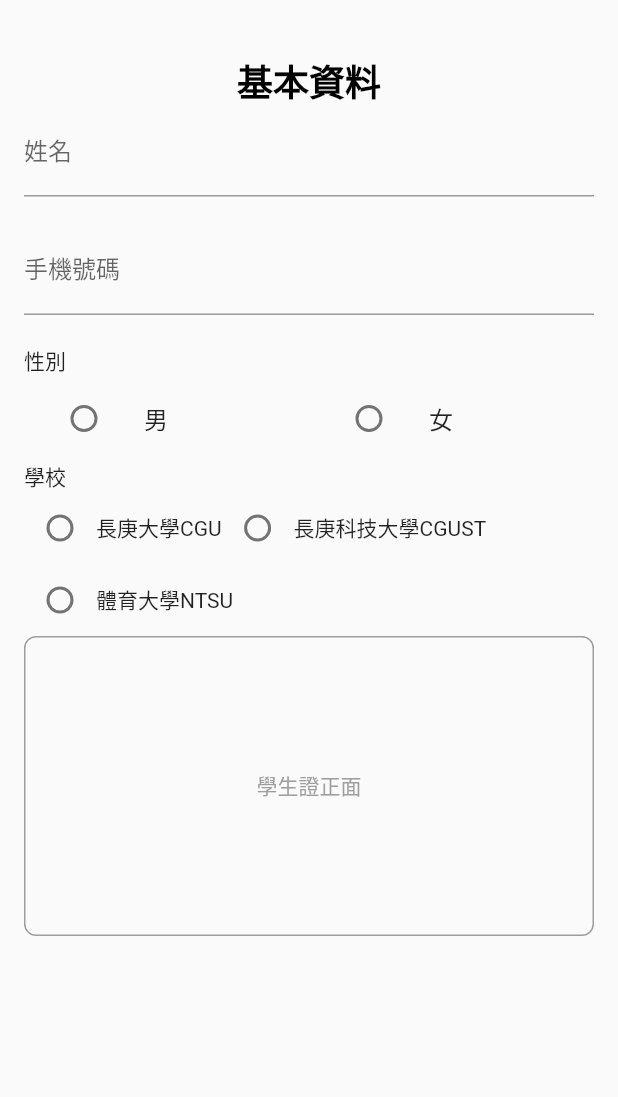
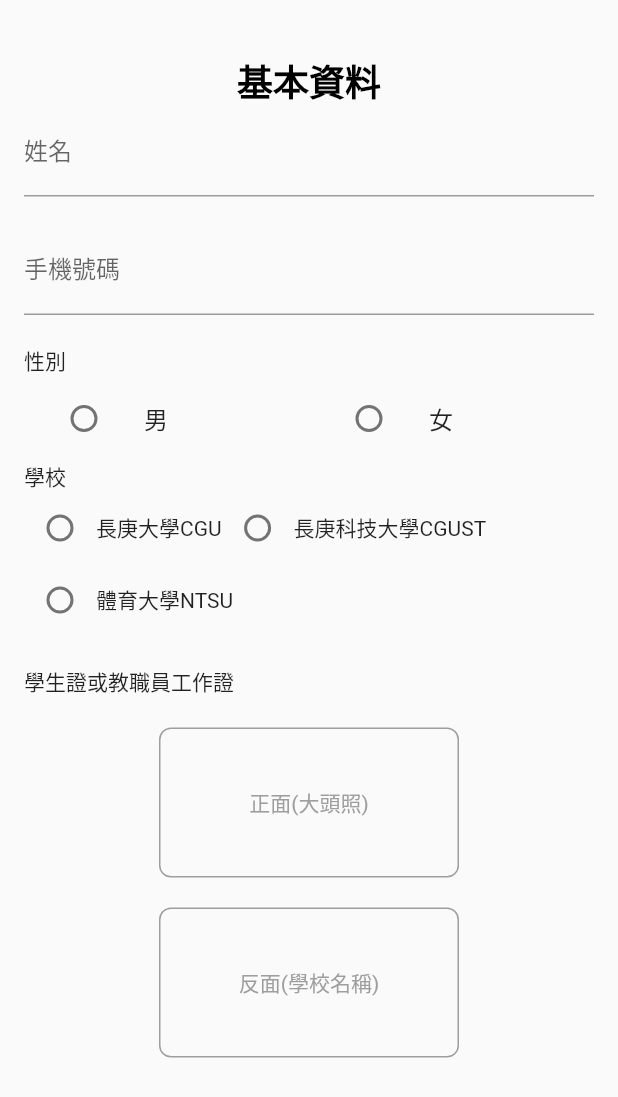
Before and after one commit to DraggyChen/pickup_flutter_app, a Flutter app: the screen it shows after launch, on a phone screen of 412 x 824 dp. Shown: the top 1097 px of the screen. Run offline on Flutter 3.47's test engine with Material 2 defaults, Android fonts, the light colour scheme and no system bars; our stand-ins replace image_picker, mask_text_input_formatter; Roboto replaces fonts that are missing (fontFamily).

Commit message:
註冊畫面：學生證或教職員工作證、imagePicker設置

```diff
--- a/lib/register/personal_data.dart
+++ b/lib/register/personal_data.dart
@@ -147,10 +147,17 @@
                 Text(uni_NTSU),
               ],
             ),
+            SizedBox(height: 20,),
 
             /* 學生證或教職員工作證 */
-            ImagePickerWidget(hint: '學生證正面'),
-            // ImagePickerWidget(hint: '學生證反面'),
+            Align(
+              alignment: Alignment.centerLeft,
+              child: Text("學生證或教職員工作證"),
+            ),
+            SizedBox(height: 20,),
+            ImagePickerWidget(hint: '正面(大頭照)', width: 200, height: 100),
+            SizedBox(height: 20),
+            ImagePickerWidget(hint: '反面(學校名稱)', width: 200, height: 100,),
 
 
           ],
--- a/lib/utils/ImagePickerWidget.dart
+++ b/lib/utils/ImagePickerWidget.dart
@@ -5,8 +5,10 @@
 
 class ImagePickerWidget extends StatefulWidget {
   final String hint;
+  final double? width;
+  final double? height;
 
-  const ImagePickerWidget({required this.hint});
+  const ImagePickerWidget({required this.hint, this.width, this.height});
 
   @override
   _ImagePickerWidgetState createState() => _ImagePickerWidgetState();
@@ -28,14 +30,13 @@
     }
   }
 
-
   @override
   Widget build(BuildContext context) {
     return GestureDetector(
       onTap: _pickImage,
       child: Container(
-        width: double.infinity,
-        height: 200.0, // 設置您想要的高度
+        width: widget.width?? double.infinity,
+        height: widget.height?? 200.0, // 設置您想要的高度
         decoration: BoxDecoration(
           border: Border.all(color: Colors.grey),
           borderRadius: BorderRadius.circular(8.0),
```
